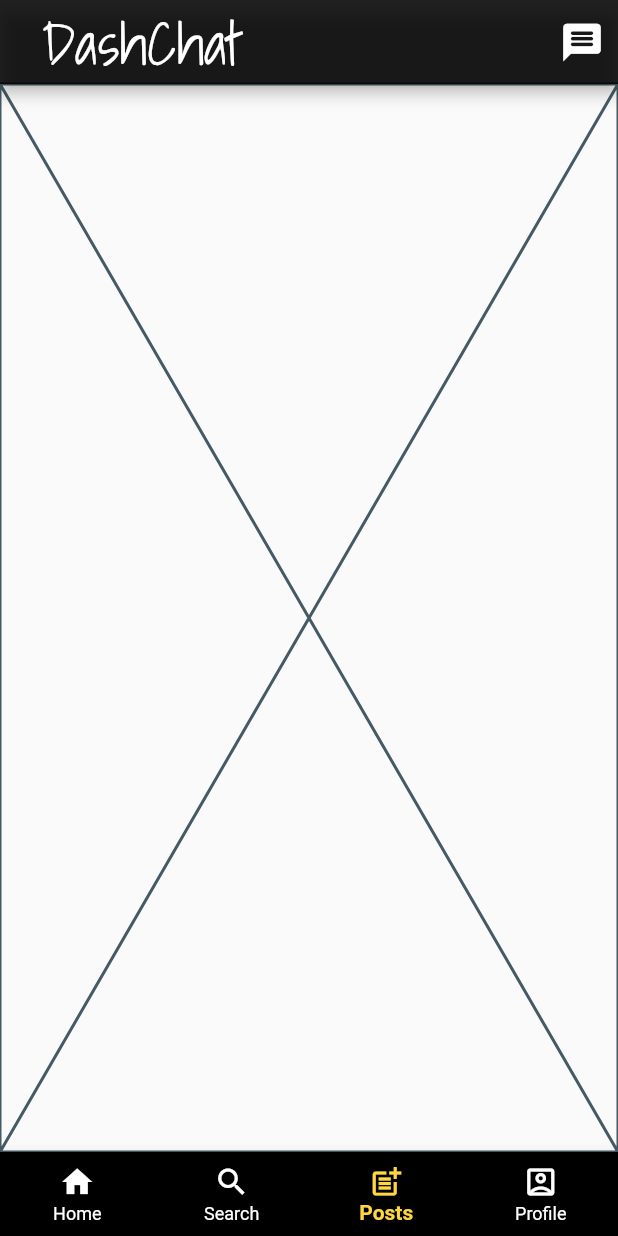
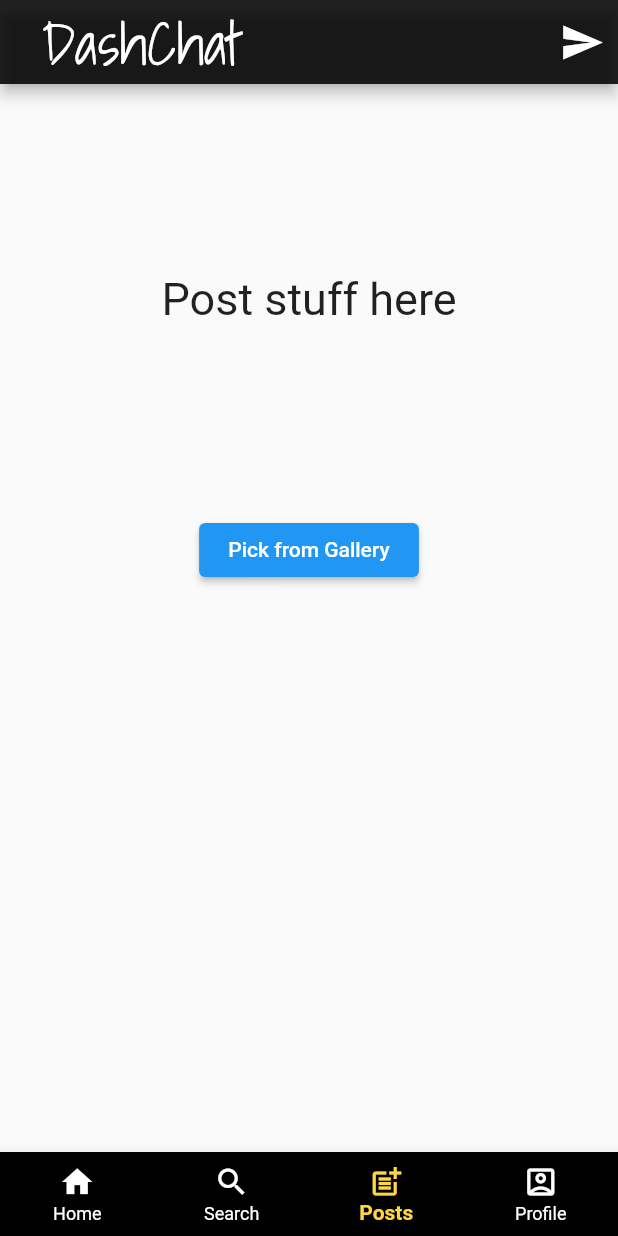
Before and after one commit to pranavkonidena/DashChat, a Flutter app: the screen it shows once a user with an empty profile is signed in, item 3 of the bottom bar chosen, on a phone screen of 412 x 824 dp. Run offline on Flutter 3.47's test engine with Material 2 defaults, Android fonts, the phone set to English and light mode, and no system bars; our stand-ins replace cloud_firestore, firebase_auth, firebase_core, firebase_storage, flutter_spinkit, image_picker; accounts and stored records are empty; generated files the repository leaves out were written again.

Commit message:
Added posts feature

```diff
--- a/lib/src/models/post.dart
+++ b/lib/src/models/post.dart
@@ -2,10 +2,10 @@ import 'user.dart';
 import 'comment.dart';
 
 class Post {
-  MyUser poster;
+  String poster_uid = "";
+  String caption = "";
   int noOfLikes = 0;
   List<MyUser> likedBy = [];
   List<Comment> comments = [];
-
-  Post(this.poster);
+  Post(poster_uid);
 }
--- a/lib/src/screens/afterAuth/home.dart
+++ b/lib/src/screens/afterAuth/home.dart
@@ -32,9 +32,23 @@ class _HomePageState extends State<HomePage> {
     PostsPage(),
     ProfilePage()
   ];
+  List<Icon> _icons = [
+    Icon(
+      Icons.message,
+      size: 30,
+    ),
+    Icon(
+      Icons.message,
+      size: 30,
+    ),
+    Icon(
+      Icons.send,
+      size: 30,
+    ),
+    Icon(Icons.exit_to_app_rounded, size: 30)
+  ];
   final AuthService _auth = AuthService();
   Widget build(BuildContext context) {
-    if (_selectedIndex == 3) {
     return MaterialApp(
         debugShowCheckedModeBanner: false,
         routes: routes,
@@ -47,29 +61,27 @@ class _HomePageState extends State<HomePage> {
               child: Text(
                 "DashChat",
                 textAlign: TextAlign.start,
-                  style:
-                      TextStyle(fontSize: 40, fontFamily: "ShadowsIntoLight"),
+                style: TextStyle(fontSize: 40, fontFamily: "ShadowsIntoLight"),
               ),
             ),
             actions: [
               IconButton(
                 onPressed: () async {
+                  if (_selectedIndex == 3) {
                     await _auth.signOut();
                     Navigator.push(
                       context,
                       MaterialPageRoute(
                           builder: (context) => const LoginScreen()),
                     );
+                  } else if (_selectedIndex == 2) {
+                    //Post icon
+                    print("Posting");
+                  } else {
+                    //Message icon
+                  }
                 },
-                  // child: Text("SignOut" , style: TextStyle(
-                  //   fontSize: 15,
-                  //   color: Colors.white,
-                  //   fontFamily: "Montserrat"
-                  // ),)
-                  icon: Icon(
-                    Icons.logout,
-                    size: 30,
-                  ),
+                icon: _icons.elementAt(_selectedIndex),
               )
             ],
           ),
@@ -103,76 +115,6 @@ class _HomePageState extends State<HomePage> {
             ],
           ),
         ));
-    } else {
-      return MaterialApp(
-          routes: routes,
-          debugShowCheckedModeBanner: false,
-          home: Scaffold(
-            appBar: AppBar(
-              backgroundColor: Colors.black87,
-              centerTitle: false,
-              title: const Padding(
-                padding: EdgeInsets.only(left: 12.0),
-                child: Text(
-                  "DashChat",
-                  textAlign: TextAlign.start,
-                  style:
-                      TextStyle(fontSize: 40, fontFamily: "ShadowsIntoLight"),
-                ),
-              ),
-              actions: [
-                IconButton(
-                  onPressed: () async {
-                    // await _auth.signOut();
-                    // Navigator.push(
-                    //   context,
-                    //   MaterialPageRoute(
-                    //       builder: (context) => const LoginScreen()),
-                    // );
-                  },
-                  // child: Text("SignOut" , style: TextStyle(
-                  //   fontSize: 15,
-                  //   color: Colors.white,
-                  //   fontFamily: "Montserrat"
-                  // ),)
-                  icon: Icon(
-                    Icons.message_rounded,
-                    size: 30,
-                  ),
-                )
-              ],
-            ),
-            body: _pages.elementAt(_selectedIndex),
-            bottomNavigationBar: BottomNavigationBar(
-              backgroundColor: Colors.black,
-              type: BottomNavigationBarType.fixed,
-              selectedItemColor: Colors.amberAccent,
-              unselectedItemColor: Colors.white,
-              selectedLabelStyle: TextStyle(fontWeight: FontWeight.bold),
-              onTap: _onItemTapped,
-              currentIndex: _selectedIndex,
-              items: const <BottomNavigationBarItem>[
-                BottomNavigationBarItem(
-                  icon: Icon(Icons.home),
-                  label: 'Home',
-                ),
-                BottomNavigationBarItem(
-                  backgroundColor: Colors.black,
-                  icon: Icon(Icons.search),
-                  label: 'Search',
-                ),
-                BottomNavigationBarItem(
-                  icon: Icon(Icons.post_add),
-                  label: 'Posts',
-                ),
-                BottomNavigationBarItem(
-                  icon: Icon(Icons.account_box_outlined),
-                  label: 'Profile',
-                ),
-              ],
-            ),
-          ));
-    }
   }
 }
 
--- a/lib/src/screens/afterAuth/postsPage.dart
+++ b/lib/src/screens/afterAuth/postsPage.dart
@@ -1,4 +1,8 @@
+import 'dart:io';
+
+import 'package:dash_chat/src/services/database.dart';
 import 'package:flutter/material.dart';
+import 'package:image_picker/image_picker.dart';
 
 class PostsPage extends StatefulWidget {
   const PostsPage({super.key});
@@ -8,8 +12,80 @@ class PostsPage extends StatefulWidget {
 }
 
 class _PostsPageState extends State<PostsPage> {
+  File? _image;
+  String caption = "";
+  bool isPressed = false;
+
+  Future getImage() async {
+    final image = await ImagePicker().pickImage(source: ImageSource.gallery);
+    if (image == null) return;
+    final imageTemporary = File(image.path);
+
+    setState(() {
+      _image = imageTemporary;
+    });
+  }
+
   @override
   Widget build(BuildContext context) {
-    return const Placeholder();
+    return MaterialApp(
+      debugShowCheckedModeBanner: false,
+      home: Scaffold(
+        body: Center(
+          child: Column(
+            crossAxisAlignment: CrossAxisAlignment.center,
+            mainAxisAlignment: MainAxisAlignment.spaceEvenly,
+            children: [
+              Text("Post stuff here" , style: TextStyle(
+                fontSize: 30,
+              ),),
+              _image != null
+                  ? Padding(
+                      padding: const EdgeInsets.all(12.0),
+                      child: Image.file(
+                        _image!,
+                        width: 300,
+                        height: 300,
+                        filterQuality: FilterQuality.high,
+                        fit: BoxFit.cover,
+                      ),
+                    )
+                  : ElevatedButton(
+                      onPressed: () {
+                        getImage();
+                      },
+                      child: Text(" Pick from Gallery ")),
+              _image != null
+                  ? Padding(
+                      padding: const EdgeInsets.all(8.0),
+                      child: TextField(
+                        decoration: const InputDecoration(
+                          labelText: "Caption",
+                        ),
+                        onChanged: (value) {
+                          setState(() {
+                            caption = value;
+                            isPressed = true;
+                          });
+                        },
+                      ),
+                    )
+                  : SizedBox(),
+              isPressed
+                  ? ElevatedButton(
+                      onPressed: () async {
+                        Database _db = Database();
+                        await _db.uploadPost(_image!, caption);
+                        setState(() {
+                          _image = null;
+                        });
+                      },
+                      child: Text("Post"))
+                  : SizedBox()
+            ],
+          ),
+        ),
+      ),
+    );
   }
 }
--- a/pubspec.yaml
+++ b/pubspec.yaml
@@ -45,7 +45,9 @@ dependencies:
   flare_flutter: ^3.0.2
   flutter_spinkit: ^5.2.0
   ionicons: ^0.2.2
-  image_picker: ^1.0.2
+  image_picker: ^0.8.7
+  firebase_storage: ^11.2.6
+  path: ^1.8.3
 
 dev_dependencies:
   flutter_test:
```
Also changed, not shown: lib/src/services/database.dart (+26 -2 lines), pubspec.lock, 3 other files. Lines whose indentation alone changed are shown as unchanged.
